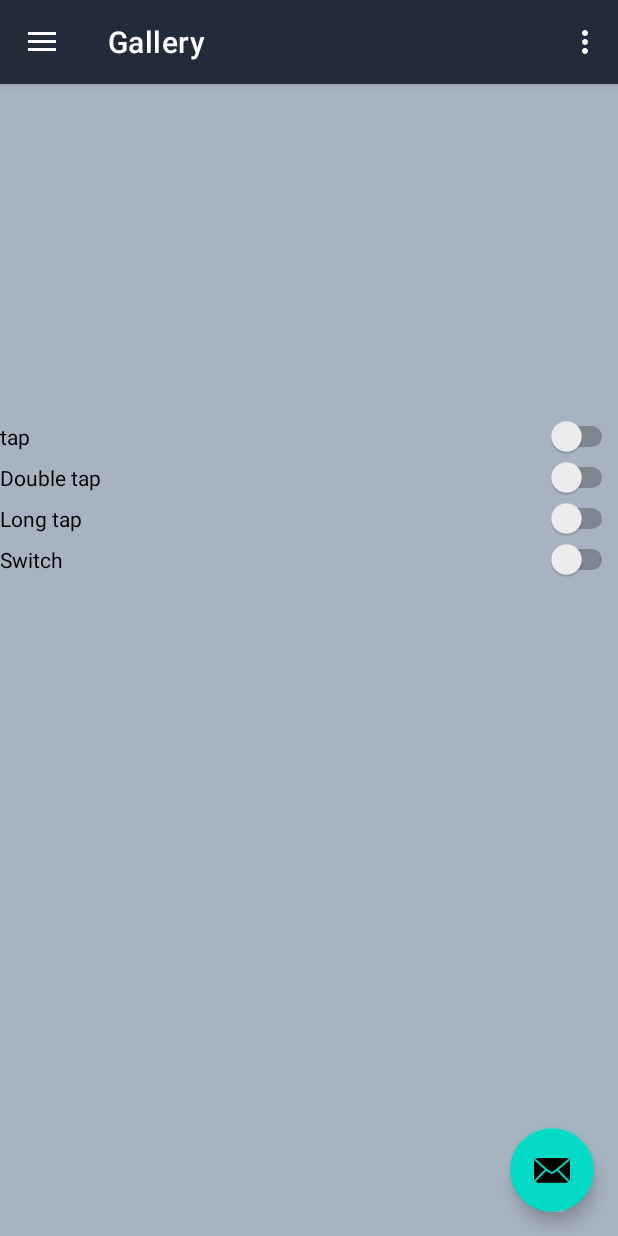
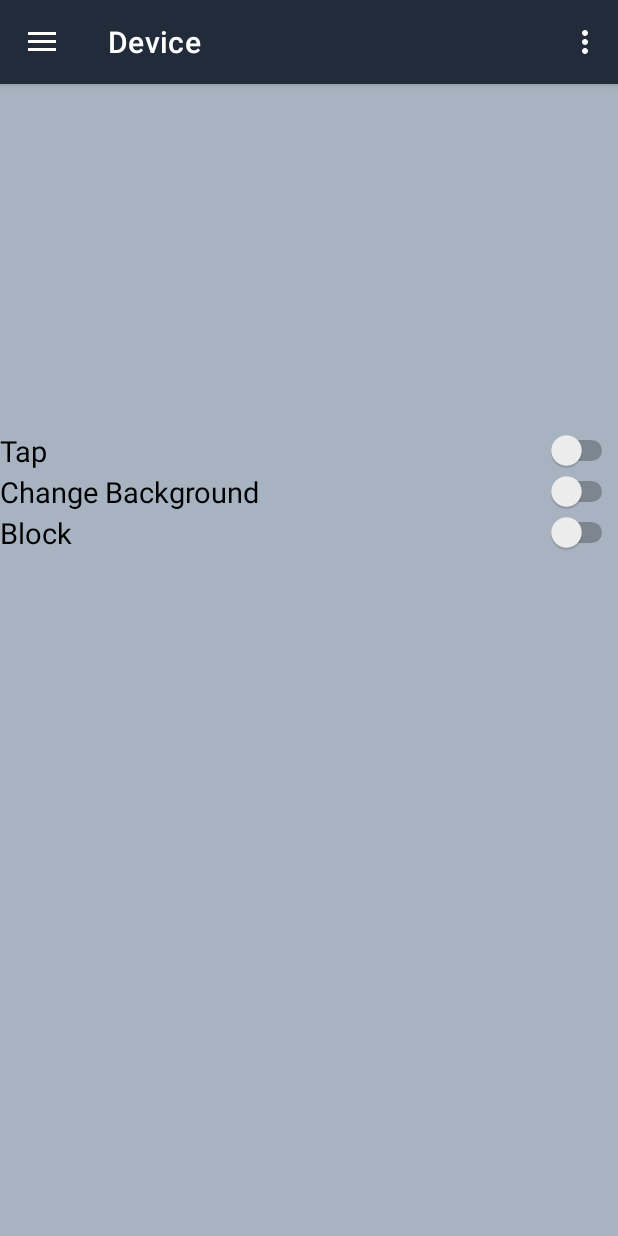
Before and after one commit to AI-paca/BlueMacro, an Android app: the DeviceFragment screen opened through its navigation route, on a phone screen of 412 x 824 dp. Run offline under Robolectric (Android 15) with nearby library versions, the phone set to English and light mode, and no system bars; our stand-ins replace navigation-ui; 2 statements that could not run were skipped.

Commit message:
1.0.9v  fin without accessibillity

```diff
--- a/app/src/main/AndroidManifest.xml
+++ b/app/src/main/AndroidManifest.xml
@@ -66,7 +66,6 @@
                 <action android:name="android.intent.action.MEDIA_BUTTON" />
             </intent-filter>
         </receiver>
-
     </application>
 
 </manifest>
--- a/app/src/main/java/com/example/bluemacro/MainActivity.kt
+++ b/app/src/main/java/com/example/bluemacro/MainActivity.kt
@@ -40,10 +40,6 @@ class MainActivity : AppCompatActivity() {
 
         val bluetoothConnectionManager = BluetoothConnectionManager.getInstance(this, GlobalPermissionRequester(this))
 
-        binding.appBarMain.fab.setOnClickListener { view ->
-            Snackbar.make(view, "Replace with your own action", Snackbar.LENGTH_LONG)
-                .setAction("Action", null).show()
-        }
         val drawerLayout: DrawerLayout = binding.drawerLayout
         val navView: NavigationView = binding.navView
         val navController = findNavController(R.id.nav_host_fragment_content_main)
--- a/app/src/main/java/com/example/bluemacro/bluetooth/devices/BluetoothDeviceManager.kt
+++ /dev/null
@@ -1,4 +0,0 @@
-package com.example.bluemacro.bluetooth.devices
-
-class BluetoothDeviceManager {
-}
--- a/app/src/main/java/com/example/bluemacro/bluetooth/events/DeviceEvent.kt
+++ /dev/null
@@ -1,4 +0,0 @@
-package com.example.bluemacro.bluetooth.events
-
-class DeviceEvent {
-}
--- a/app/src/main/res/layout/app_bar_main.xml
+++ b/app/src/main/res/layout/app_bar_main.xml
@@ -23,13 +23,4 @@
 
     <include layout="@layout/content_main" />
 
-    <com.google.android.material.floatingactionbutton.FloatingActionButton
-        android:id="@+id/fab"
-        android:layout_width="wrap_content"
-        android:layout_height="wrap_content"
-        android:layout_gravity="bottom|end"
-        android:layout_marginEnd="@dimen/fab_margin"
-        android:layout_marginBottom="16dp"
-        app:srcCompat="@android:drawable/ic_dialog_email" />
-
 </androidx.coordinatorlayout.widget.CoordinatorLayout>
--- a/app/src/main/res/layout/fragment_device.xml
+++ b/app/src/main/res/layout/fragment_device.xml
@@ -24,25 +24,21 @@
             android:id="@+id/switch1"
             android:layout_width="match_parent"
             android:layout_height="wrap_content"
-            android:text="tap" />
+            android:text="Tap"
+            android:textSize="19dp"/>
 
+        <Switch
+            android:id="@+id/switch2"
+            android:layout_width="match_parent"
+            android:layout_height="wrap_content"
+            android:text="Change Background"
+            android:textSize="19dp"/>
         <Switch
             android:id="@+id/switch3"
             android:layout_width="match_parent"
             android:layout_height="wrap_content"
-            android:text="Double tap" />
-
-        <Switch
-            android:id="@+id/switch4"
-            android:layout_width="match_parent"
-            android:layout_height="wrap_content"
-            android:text="Long tap" />
-
-        <Switch
-            android:id="@+id/switch5"
-            android:layout_width="match_parent"
-            android:layout_height="wrap_content"
-            android:text="Switch" />
+            android:text="Block"
+            android:textSize="19dp"/>/>
     </LinearLayout>
 
     <TextView
--- a/app/src/main/res/layout/fragment_home.xml
+++ b/app/src/main/res/layout/fragment_home.xml
@@ -31,7 +31,8 @@
         app:layout_constraintHorizontal_bias="0.0"
         app:layout_constraintStart_toStartOf="parent"
         app:layout_constraintTop_toTopOf="parent"
-        app:layout_constraintVertical_bias="0.336">
+        app:layout_constraintVertical_bias="0.336"
+        >
 
         <Button
             android:id="@+id/on_bluetooth"
--- a/app/src/main/res/layout/nav_header_main.xml
+++ b/app/src/main/res/layout/nav_header_main.xml
@@ -2,7 +2,7 @@
 <LinearLayout xmlns:android="http://schemas.android.com/apk/res/android"
     xmlns:app="http://schemas.android.com/apk/res-auto"
     android:layout_width="match_parent"
-    android:layout_height="110dp"
+    android:layout_height="130dp"
     android:background="@drawable/side_nav_bar"
     android:gravity="bottom"
     android:orientation="vertical"
@@ -18,6 +18,7 @@
         android:layout_height="wrap_content"
         android:paddingTop="@dimen/nav_header_vertical_spacing"
         android:text="BlueMacro"
+        android:textSize="22dp"
         android:textAppearance="@style/TextAppearance.AppCompat.Body1" />
 
     <TextView
--- a/app/src/main/res/menu/activity_main_drawer.xml
+++ b/app/src/main/res/menu/activity_main_drawer.xml
@@ -6,9 +6,9 @@
     <group android:checkableBehavior="single">
         <item
             android:id="@+id/nav_home"
-            android:title="home" />
+            android:title="HOME" />
         <item
             android:id="@+id/nav_device"
-            android:title="device-1" />
+            android:title="DEVICE" />
     </group>
 </menu>
--- a/app/src/main/res/navigation/mobile_navigation.xml
+++ b/app/src/main/res/navigation/mobile_navigation.xml
@@ -14,12 +14,7 @@
     <fragment
         android:id="@+id/nav_device"
         android:name="com.example.bluemacro.ui.deviceList.DeviceFragment"
-        android:label="@string/menu_gallery"
+        android:label="@string/menu_device"
         tools:layout="@layout/fragment_device" />
 
-    <fragment
-        android:id="@+id/nav_slideshow"
-        android:name="com.example.bluemacro.ui.slideshow.SlideshowFragment"
-        android:label="@string/menu_slideshow"
-        tools:layout="@layout/fragment_slideshow" />
 </navigation>
--- a/app/src/main/res/values/strings.xml
+++ b/app/src/main/res/values/strings.xml
@@ -6,11 +6,9 @@
     <string name="nav_header_subtitle">android.studio@android.com</string>
     <string name="nav_header_desc">Navigation header</string>
     <string name="action_settings">Settings</string>
-    <string name="fab_description">Отправить email</string>
 
     <string name="menu_home">Home</string>
-    <string name="menu_gallery">Gallery</string>
-    <string name="menu_slideshow">Slideshow</string>
+    <string name="menu_device">Device</string>
     <string name="title_activity_settings">SettingsActivity</string>
 
     <!-- Preference Titles -->
@@ -30,6 +28,6 @@
 
     <!-- Notification -->
     <string name="notification_title">Blue Macro Service</string>
-    <string name="notification_message">This is a notification from the Blue Macro Service.</string>
+    <string name="notification_message">This is a notification from the Blue Macro Service. About Accessibility and Media-Session</string>
 
 </resources>
```
Also changed, not shown: app/src/main/java/com/example/bluemacro/ui/deviceList/DeviceFragment.kt (+19 -4 lines).
